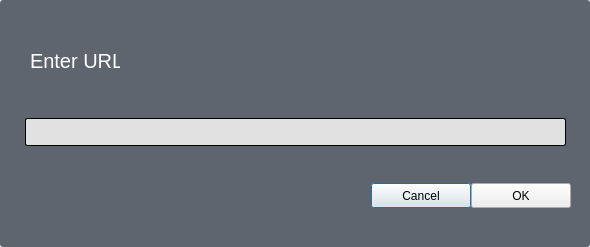
Old version of the form ui/EnterURL.ui in the repository mahdi9925/YouTube-downloader.
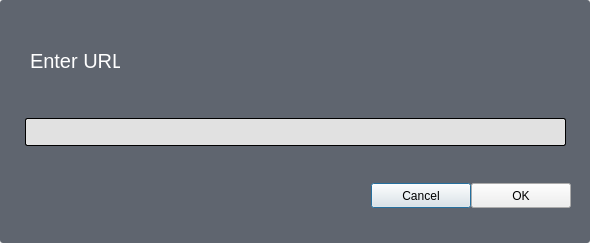
New version of the form.

Commit message: update EnterURL python and ui file. Add a shortcut and so on.

The edit to the form file:
```diff
--- a/ui/EnterURL.ui
+++ b/ui/EnterURL.ui
@@ -7,7 +7,7 @@
     <x>0</x>
     <y>0</y>
     <width>590</width>
-    <height>247</height>
+    <height>243</height>
    </rect>
   </property>
   <property name="windowTitle">
@@ -213,13 +213,13 @@
        </item>
       </layout>
      </widget>
-     <widget class="QWidget" name="">
+     <widget class="QWidget" name="layoutWidget">
       <property name="geometry">
        <rect>
-        <x>20</x>
-        <y>300</y>
-        <width>271</width>
-        <height>81</height>
+        <x>10</x>
+        <y>250</y>
+        <width>561</width>
+        <height>131</height>
        </rect>
       </property>
       <layout class="QVBoxLayout" name="verticalLayout_2">
```
Left out of the diff: 2 changed lines with no effect on the pictures. The commit also changes 1 other file.
